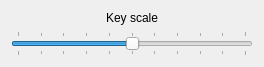
Above: sources/forms/key_scale_chooser.ui from jpcima/mpe-surface before the change. Below: the same form after it.
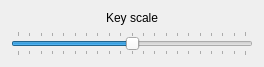
That is the form after the change.

Commit message: bigger range for keyboard scaling

What changed in the file:
```diff
--- a/sources/forms/key_scale_chooser.ui
+++ b/sources/forms/key_scale_chooser.ui
@@ -33,10 +33,10 @@
       </size>
      </property>
      <property name="minimum">
-      <number>-5</number>
+      <number>-10</number>
      </property>
      <property name="maximum">
-      <number>5</number>
+      <number>10</number>
      </property>
      <property name="orientation">
       <enum>Qt::Horizontal</enum>
```
The commit also changes 1 other file.
